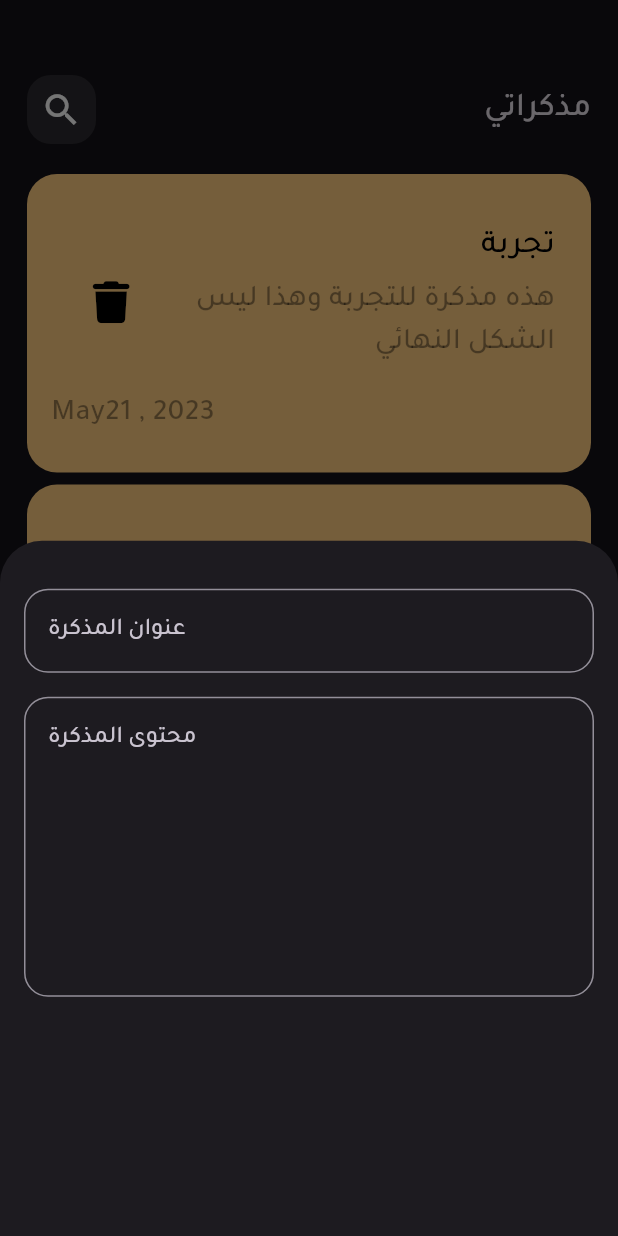
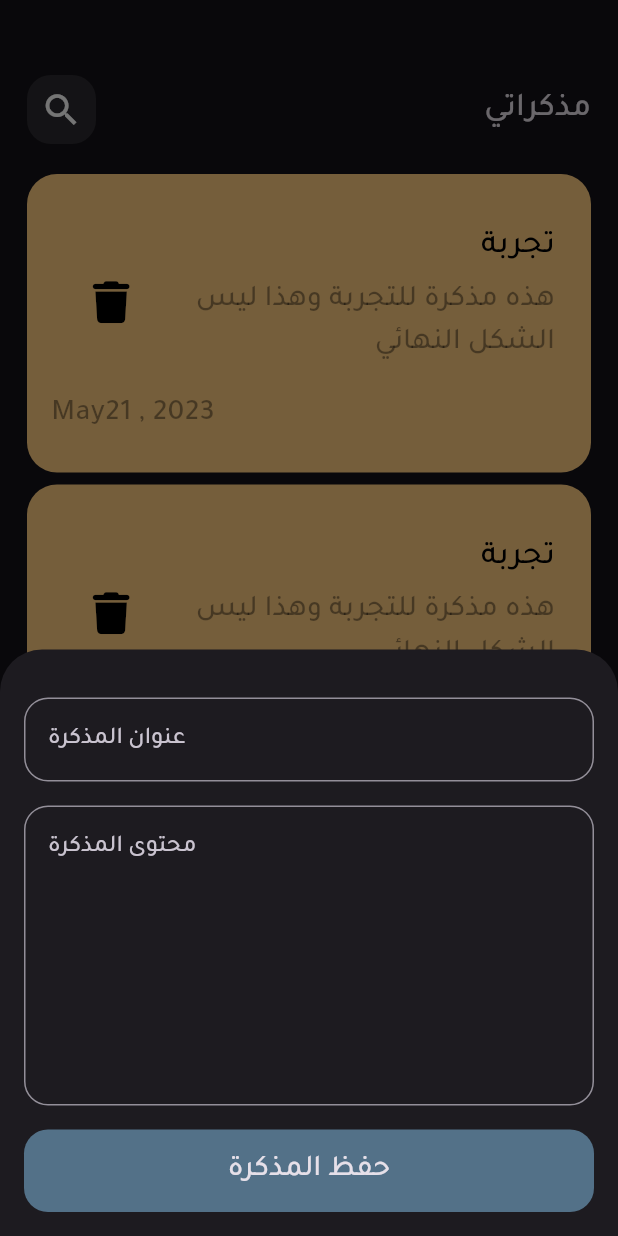
Before and after one commit to EnadAbulawi/MyNotes, a Flutter app: the screen it shows after launch, after a tap on the "add" icon, on a phone screen of 412 x 824 dp. Run offline on Flutter 3.47's test engine with Material 2 defaults, Android fonts, the phone set to English and light mode, and no system bars; our stand-ins replace font_awesome_flutter.

Commit message:
finish bottomsheet ui

```diff
--- a/lib/Widgets/add_note_bottomsheet.dart
+++ b/lib/Widgets/add_note_bottomsheet.dart
@@ -1,5 +1,5 @@
 import 'package:flutter/material.dart';
-
+import 'custom_buttons.dart';
 import 'customtextfiled.dart';
 
 class AddNoteBootomSheet extends StatelessWidget {
@@ -7,8 +7,9 @@ class AddNoteBootomSheet extends StatelessWidget {
 
   @override
   Widget build(BuildContext context) {
-    return const Padding(
+    return const  Padding(
       padding: EdgeInsets.symmetric(horizontal: 16),
+      child:  SingleChildScrollView(
         child: Column(
           children: [
             SizedBox(
@@ -23,8 +24,12 @@ class AddNoteBootomSheet extends StatelessWidget {
             CustomTextFiled(
               hint: "محتوى المذكرة",
               maxLines: 7,
-          )
+            ),
+            SizedBox(height: 16,),
+            CustomButton(),
+             SizedBox(height: 16,),
           ],
+        ),
       ),
     );
   }
--- /dev/null
+++ b/lib/Widgets/custom_buttons.dart
@@ -0,0 +1,23 @@
+import 'package:flutter/material.dart';
+
+import '../constants.dart';
+
+class CustomButton extends StatelessWidget {
+  const CustomButton({super.key});
+
+  @override
+  Widget build(BuildContext context) {
+    return  Container(
+      width: MediaQuery.of(context).size.width,
+      height: 55,
+      decoration: BoxDecoration(
+          color: primaryColor, borderRadius: BorderRadius.circular(16)),
+      child: const Center(
+        child: Text(
+          "حفظ المذكرة",
+          style: TextStyle(fontFamily: "Tajawal", fontSize: 20,),
+        ),
+      ),
+    );
+  }
+}
--- a/lib/constants.dart
+++ b/lib/constants.dart
@@ -0,0 +1,4 @@
+
+import 'package:flutter/material.dart';
+
+const primaryColor = Color(0xff537188);
```
Lines whose indentation alone changed are shown as unchanged.
